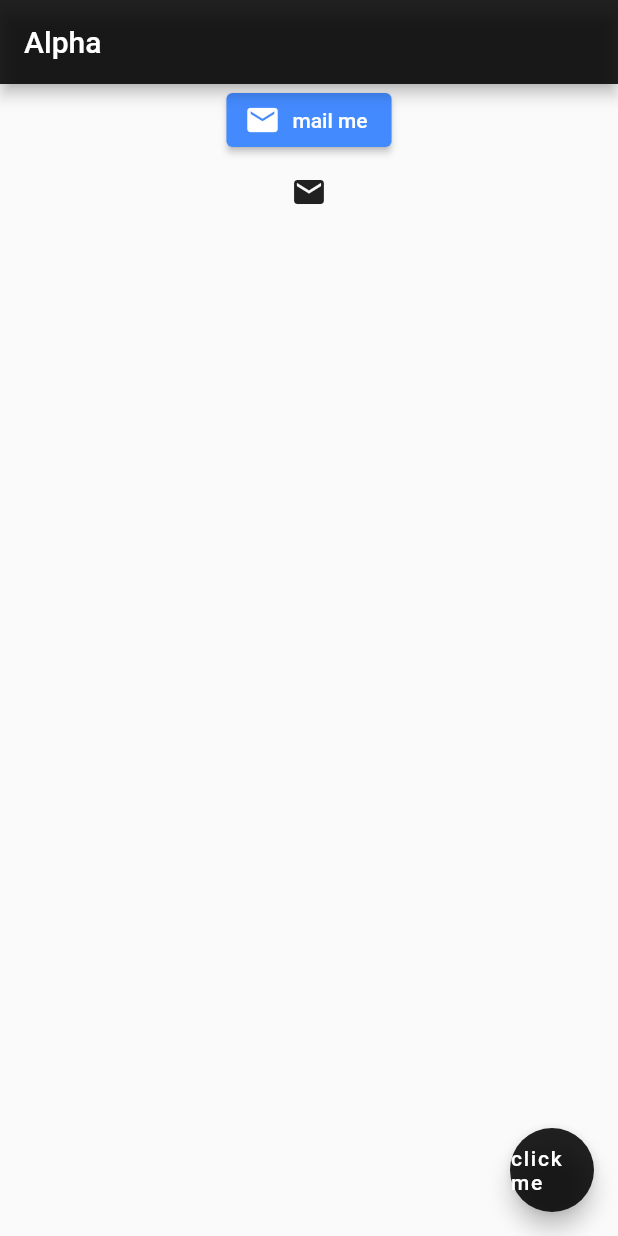
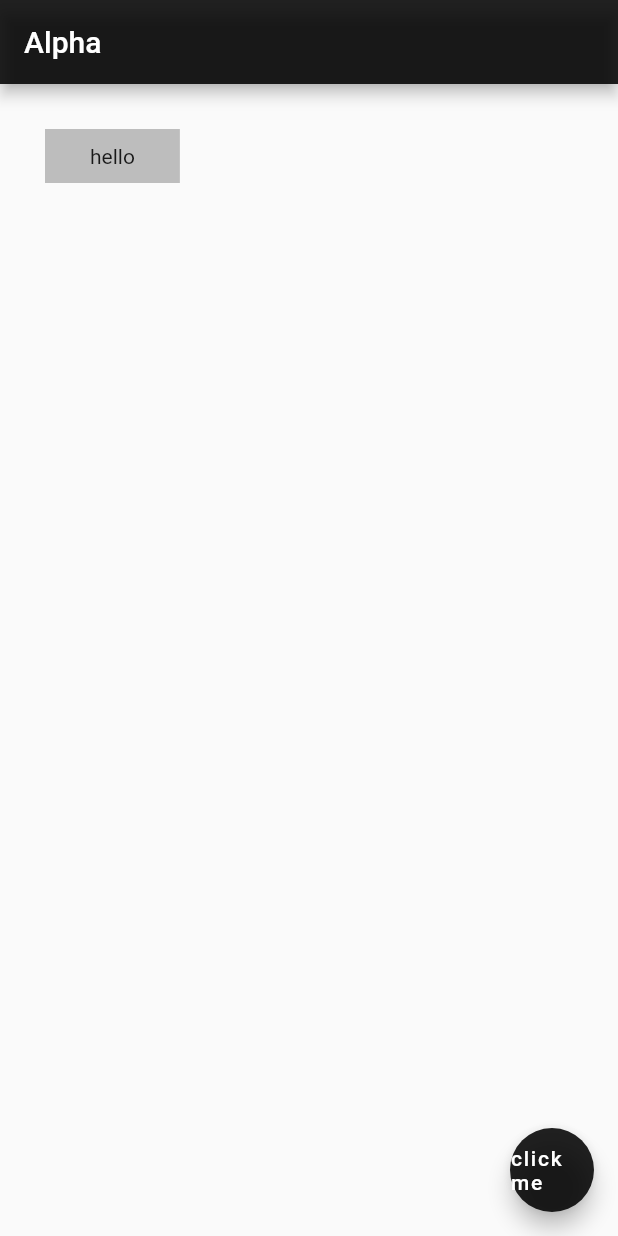
Before and after one commit to Hacikes/flutterapp, a Flutter app: the screen it shows after launch, on a phone screen of 412 x 824 dp. Run offline on Flutter 3.47's test engine with Material 2 defaults, Android fonts, the phone set to English and light mode, and no system bars.

Commit message:
Использование контейнера и его настройка

```diff
--- a/lib/main.dart
+++ b/lib/main.dart
@@ -17,42 +17,17 @@ class Home extends StatelessWidget {
         title: const Text('Alpha'),
         backgroundColor: Colors.black87,
       ),
-      body: Center(
-        // Кнопки по другому не задаются
-        // В Child принимаются параметры: Row и Column
-         child: Column(
-           children: [
-             // Можно задать Expended за место Container, чтобы кнопки было по всей ширене
-             Container(
-               // Задаём кнопку
-               child: (ElevatedButton.icon(
-                 onPressed: () {},
-                 style: ElevatedButton.styleFrom(
-                   backgroundColor: Colors.blueAccent,
-                 ),
-                 //Добавление иконки
-                 icon: const Icon(
-                   Icons.mail
-                 ),
-                 // Добавление Label
-                 label: const Text('mail me'),
-                 )
-               ),
-             ),
-             Container(
-               // Задаём кнопку в виде иконки
-               child: (IconButton(
-                 onPressed: () {},
-                 //Добавление иконки
-                 icon: const Icon(
-                     Icons.mail
-                 ),
-               )
-               ),
-             ),
-           ],
-        ),
+      // В теле свойство Container. с этим свойством мы можем изменять
+      // вид того, что находится в контейнере
+      body: Container(
+        // Размер контейнера. EdgeInsets и та функция которая нужна
+        padding: EdgeInsets.symmetric(horizontal: 30.0, vertical: 10.0),
+        // Отступ соответсвенно
+        margin: EdgeInsets.all(30.0),
+        color: Colors.grey[400],
+        child: Text('hello'),
       ),
+
       floatingActionButton: FloatingActionButton(
         onPressed: () {  },
         backgroundColor: Colors.black87,
```
